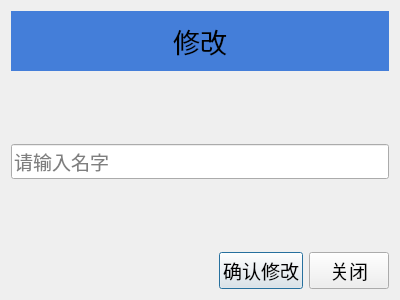
Above: ui/widgets/subpages/pagejgxq/modify_dialog/dialog.ui from ArcherLuo233/election-s-prediction before the change. Below: the same form after it.
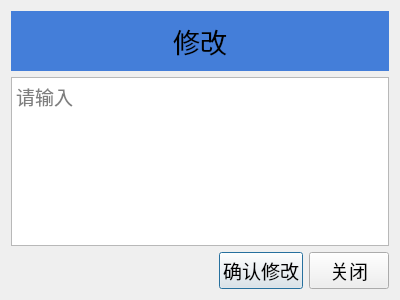
That is the form after the change.

The edit to the form file:
```diff
--- a/ui/widgets/subpages/pagejgxq/modify_dialog/dialog.ui
+++ b/ui/widgets/subpages/pagejgxq/modify_dialog/dialog.ui
@@ -42,47 +42,16 @@
                 </widget>
             </item>
             <item>
-                <spacer name="verticalSpacer_2">
-                    <property name="orientation">
-                        <enum>Qt::Vertical</enum>
-                    </property>
-                    <property name="sizeHint" stdset="0">
-                        <size>
-                            <width>20</width>
-                            <height>40</height>
-                        </size>
-                    </property>
-                </spacer>
-            </item>
-            <item>
-                <layout class="QHBoxLayout" name="horizontalLayout">
-                    <item>
-                        <widget class="QLineEdit" name="lineEdit">
+                <widget class="QTextEdit" name="textEdit">
                             <property name="font">
                                 <font>
-                                    <family>黑体</family>
                                     <pointsize>14</pointsize>
                                 </font>
                             </property>
                             <property name="placeholderText">
-                                <string>请输入名字</string>
-                            </property>
-                        </widget>
-                    </item>
-                </layout>
-            </item>
-            <item>
-                <spacer name="verticalSpacer">
-                    <property name="orientation">
-                        <enum>Qt::Vertical</enum>
-                    </property>
-                    <property name="sizeHint" stdset="0">
-                        <size>
-                            <width>20</width>
-                            <height>40</height>
-                        </size>
-                    </property>
-                </spacer>
+                        <string>请输入</string>
+                    </property>
+                </widget>
             </item>
             <item>
                 <layout class="QHBoxLayout" name="horizontalLayout_2">
```
Left out of the diff: 3 changed lines with no effect on the pictures. Lines whose indentation alone changed are shown as unchanged.
